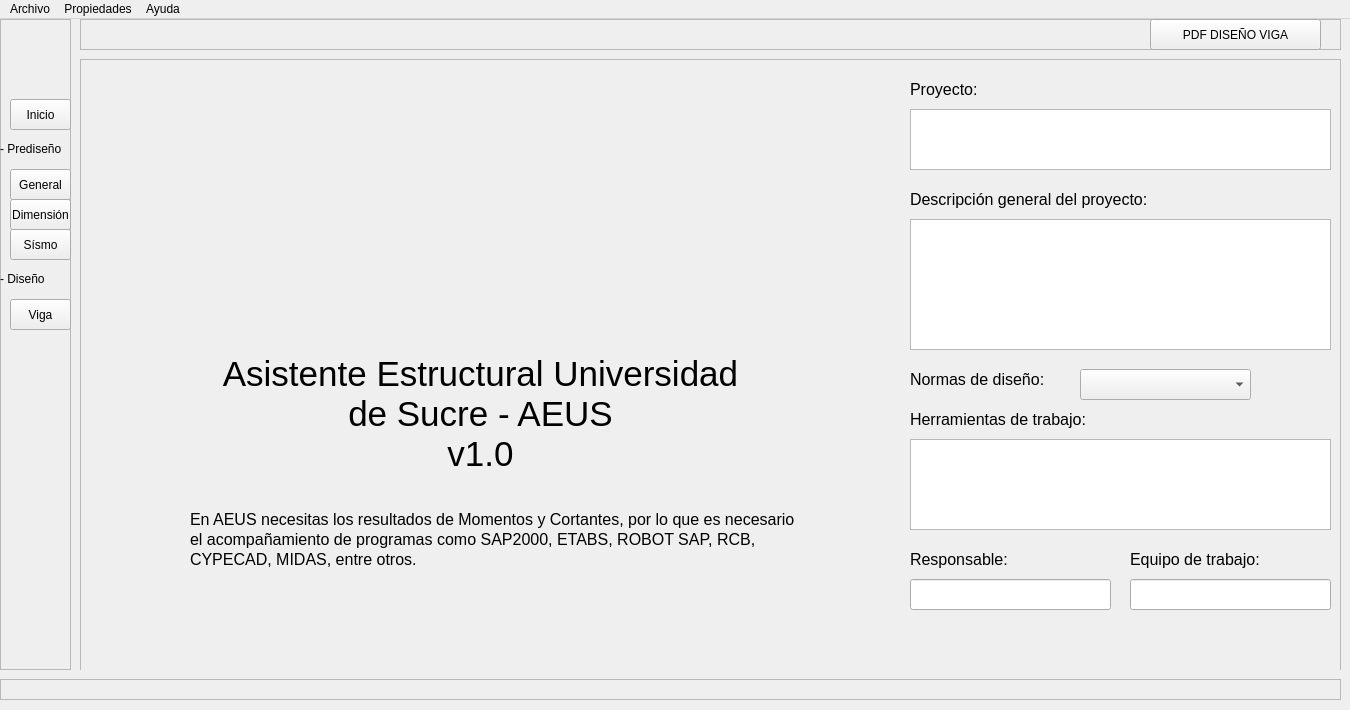
Above: gui/main.ui from aeusucre/aeus before the change. Below: the same form after it.
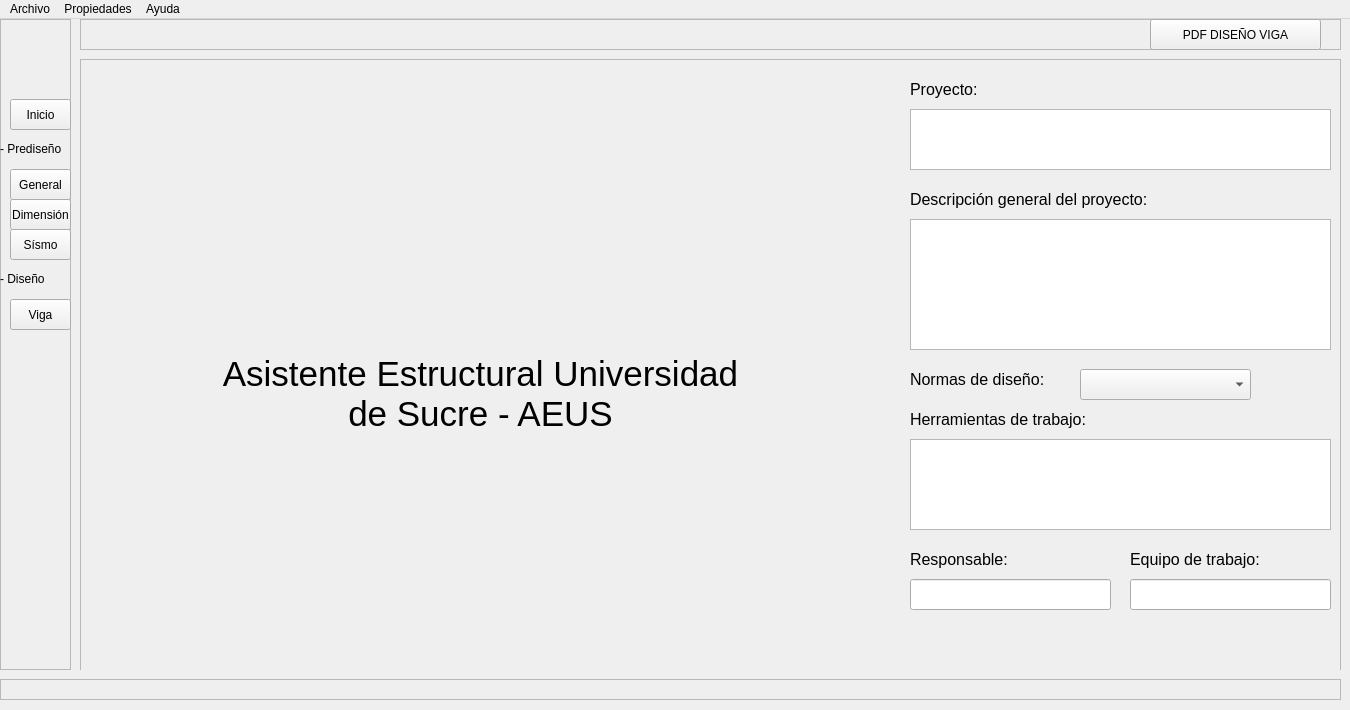
That is the form after the change. Icons and pictures are not drawn.

The edit to the form file:
```diff
--- a/gui/main.ui
+++ b/gui/main.ui
@@ -4396,32 +4396,6 @@
         <string>&lt;html&gt;&lt;head/&gt;&lt;body&gt;&lt;p align=&quot;center&quot;&gt;&lt;span style=&quot; font-size:26pt;&quot;&gt;Asistente Estructural Universidad&lt;/span&gt;&lt;/p&gt;&lt;/body&gt;&lt;/html&gt;</string>
        </property>
       </widget>
-      <widget class="QLabel" name="label_149">
-       <property name="geometry">
-        <rect>
-         <x>110</x>
-         <y>450</y>
-         <width>611</width>
-         <height>21</height>
-        </rect>
-       </property>
-       <property name="text">
-        <string>&lt;html&gt;&lt;head/&gt;&lt;body&gt;&lt;p&gt;&lt;span style=&quot; font-size:12pt;&quot;&gt;En AEUS necesitas los resultados de Momentos y Cortantes, por lo que es necesario&lt;/span&gt;&lt;/p&gt;&lt;/body&gt;&lt;/html&gt;</string>
-       </property>
-      </widget>
-      <widget class="QLabel" name="label_150">
-       <property name="geometry">
-        <rect>
-         <x>110</x>
-         <y>470</y>
-         <width>611</width>
-         <height>21</height>
-        </rect>
-       </property>
-       <property name="text">
-        <string>&lt;html&gt;&lt;head/&gt;&lt;body&gt;&lt;p align=&quot;justify&quot;&gt;&lt;span style=&quot; font-size:12pt;&quot;&gt;el acompañamiento de programas como SAP2000, ETABS, ROBOT SAP, RCB,&lt;/span&gt;&lt;/p&gt;&lt;/body&gt;&lt;/html&gt;</string>
-       </property>
-      </widget>
       <widget class="QLabel" name="label_172">
        <property name="geometry">
         <rect>
@@ -4445,19 +4419,6 @@
         </rect>
        </property>
       </widget>
-      <widget class="QLabel" name="label_232">
-       <property name="geometry">
-        <rect>
-         <x>110</x>
-         <y>490</y>
-         <width>611</width>
-         <height>21</height>
-        </rect>
-       </property>
-       <property name="text">
-        <string>&lt;html&gt;&lt;head/&gt;&lt;body&gt;&lt;p align=&quot;justify&quot;&gt;&lt;span style=&quot; font-size:12pt;&quot;&gt;CYPECAD, MIDAS, entre otros.&lt;/span&gt;&lt;/p&gt;&lt;/body&gt;&lt;/html&gt;</string>
-       </property>
-      </widget>
       <widget class="QLabel" name="label_350">
        <property name="geometry">
         <rect>
@@ -4481,19 +4442,6 @@
         </rect>
        </property>
       </widget>
-      <widget class="QLabel" name="label_396">
-       <property name="geometry">
-        <rect>
-         <x>80</x>
-         <y>370</y>
-         <width>641</width>
-         <height>51</height>
-        </rect>
-       </property>
-       <property name="text">
-        <string>&lt;html&gt;&lt;head/&gt;&lt;body&gt;&lt;p align=&quot;center&quot;&gt;&lt;span style=&quot; font-size:26pt;&quot;&gt;v1.0&lt;/span&gt;&lt;/p&gt;&lt;/body&gt;&lt;/html&gt;</string>
-       </property>
-      </widget>
       <widget class="QLabel" name="label_logo_grande">
        <property name="geometry">
         <rect>
```
Left out of the diff: 12 changed lines with no effect on the pictures.
